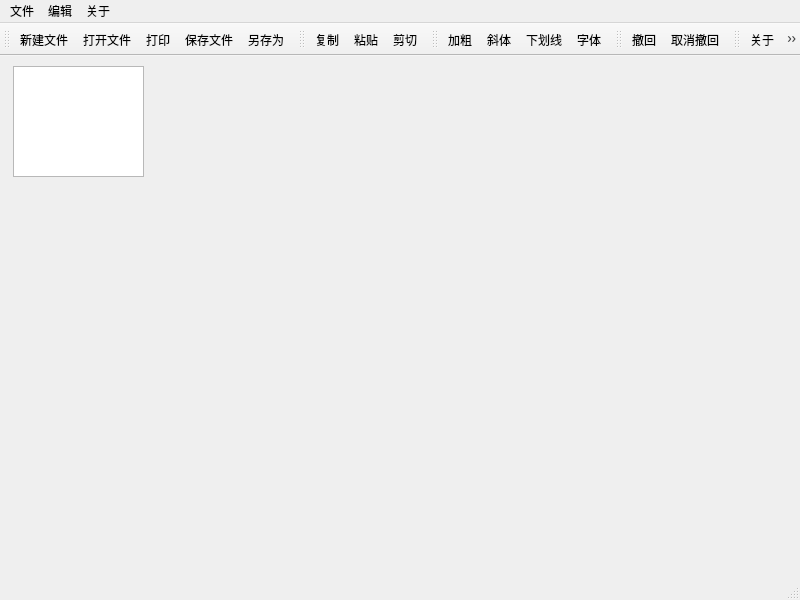
Qt form mainwindow.ui (libaroma/course-qt-widget-code-editor-demo) before a commit.
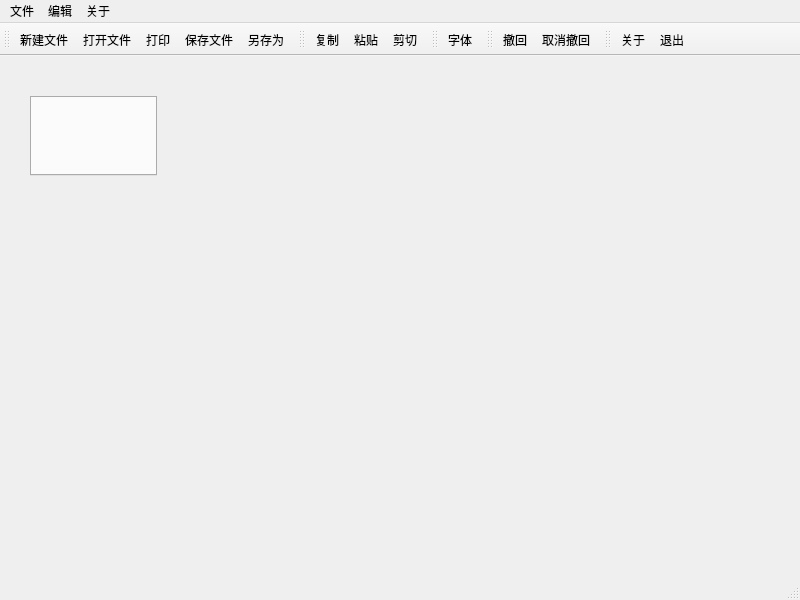
The same form after that commit. Icons and pictures are not drawn.

Diff of the .ui file:
```diff
--- a/mainwindow.ui
+++ b/mainwindow.ui
@@ -18,15 +18,36 @@
     <normaloff>:/images/images/pencil.png</normaloff>:/images/images/pencil.png</iconset>
   </property>
   <widget class="QWidget" name="centralwidget">
-   <widget class="QTextEdit" name="textEdit">
+   <widget class="QTabWidget" name="tabWidget">
     <property name="geometry">
      <rect>
-      <x>13</x>
-      <y>10</y>
-      <width>131</width>
-      <height>111</height>
+      <x>30</x>
+      <y>40</y>
+      <width>127</width>
+      <height>80</height>
      </rect>
     </property>
+    <property name="tabShape">
+     <enum>QTabWidget::Rounded</enum>
+    </property>
+    <property name="currentIndex">
+     <number>-1</number>
+    </property>
+    <property name="elideMode">
+     <enum>Qt::ElideMiddle</enum>
+    </property>
+    <property name="documentMode">
+     <bool>false</bool>
+    </property>
+    <property name="tabsClosable">
+     <bool>true</bool>
+    </property>
+    <property name="movable">
+     <bool>true</bool>
+    </property>
+    <property name="tabBarAutoHide">
+     <bool>false</bool>
+    </property>
    </widget>
   </widget>
   <widget class="QMenuBar" name="menubar">
@@ -123,9 +144,6 @@
    <attribute name="toolBarBreak">
     <bool>false</bool>
    </attribute>
-   <addaction name="bolder"/>
-   <addaction name="italics"/>
-   <addaction name="underline"/>
    <addaction name="font"/>
   </widget>
   <widget class="QToolBar" name="toolBar_4">
@@ -238,51 +256,6 @@
     <string>Ctrl+C</string>
    </property>
   </action>
-  <action name="bolder">
-   <property name="checkable">
-    <bool>true</bool>
-   </property>
-   <property name="icon">
-    <iconset resource="images.qrc">
-     <normaloff>:/images/images/bold.png</normaloff>:/images/images/bold.png</iconset>
-   </property>
-   <property name="text">
-    <string>加粗</string>
-   </property>
-   <property name="shortcut">
-    <string>Ctrl+B</string>
-   </property>
-  </action>
-  <action name="italics">
-   <property name="checkable">
-    <bool>true</bool>
-   </property>
-   <property name="icon">
-    <iconset resource="images.qrc">
-     <normaloff>:/images/images/italic.png</normaloff>:/images/images/italic.png</iconset>
-   </property>
-   <property name="text">
-    <string>斜体</string>
-   </property>
-   <property name="shortcut">
-    <string>Ctrl+I</string>
-   </property>
-  </action>
-  <action name="underline">
-   <property name="checkable">
-    <bool>true</bool>
-   </property>
-   <property name="icon">
-    <iconset resource="images.qrc">
-     <normaloff>:/images/images/underline.png</normaloff>:/images/images/underline.png</iconset>
-   </property>
-   <property name="text">
-    <string>下划线</string>
-   </property>
-   <property name="shortcut">
-    <string>Ctrl+U</string>
-   </property>
-  </action>
   <action name="font">
    <property name="icon">
     <iconset resource="images.qrc">
```
Left out of the diff: 5 changed lines with no effect on the pictures.
